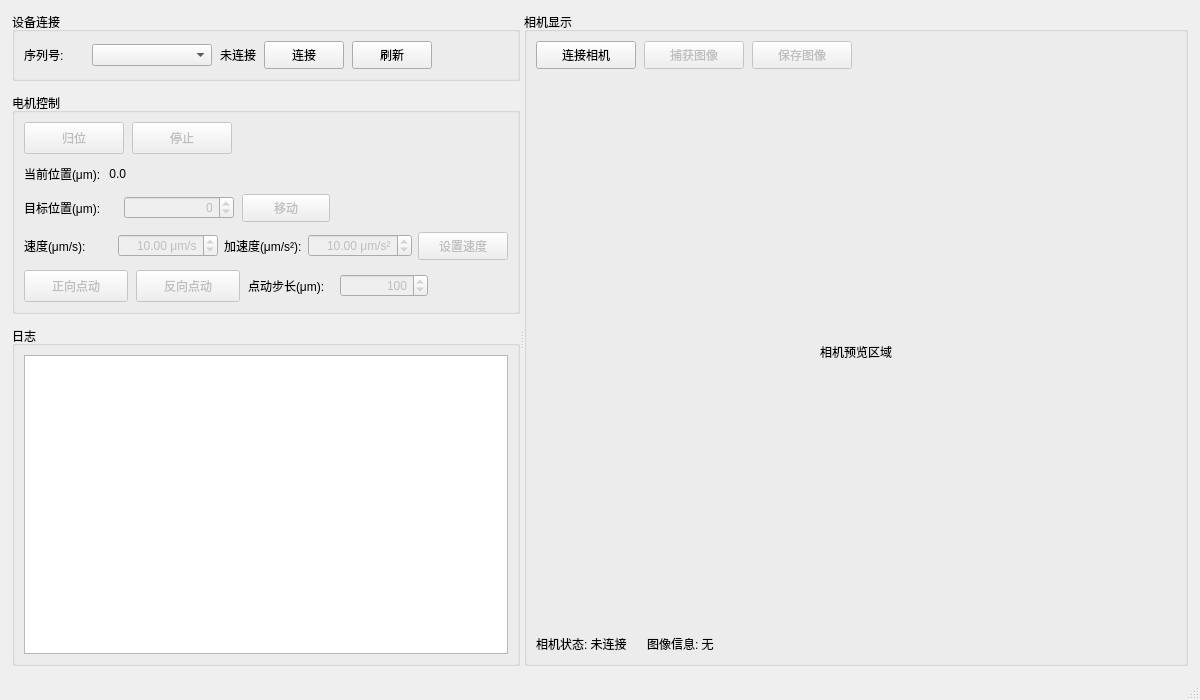
Above: src/app/mainwindow.ui from choushunn/ZF-Multi-Controller before the change. Below: the same form after it.
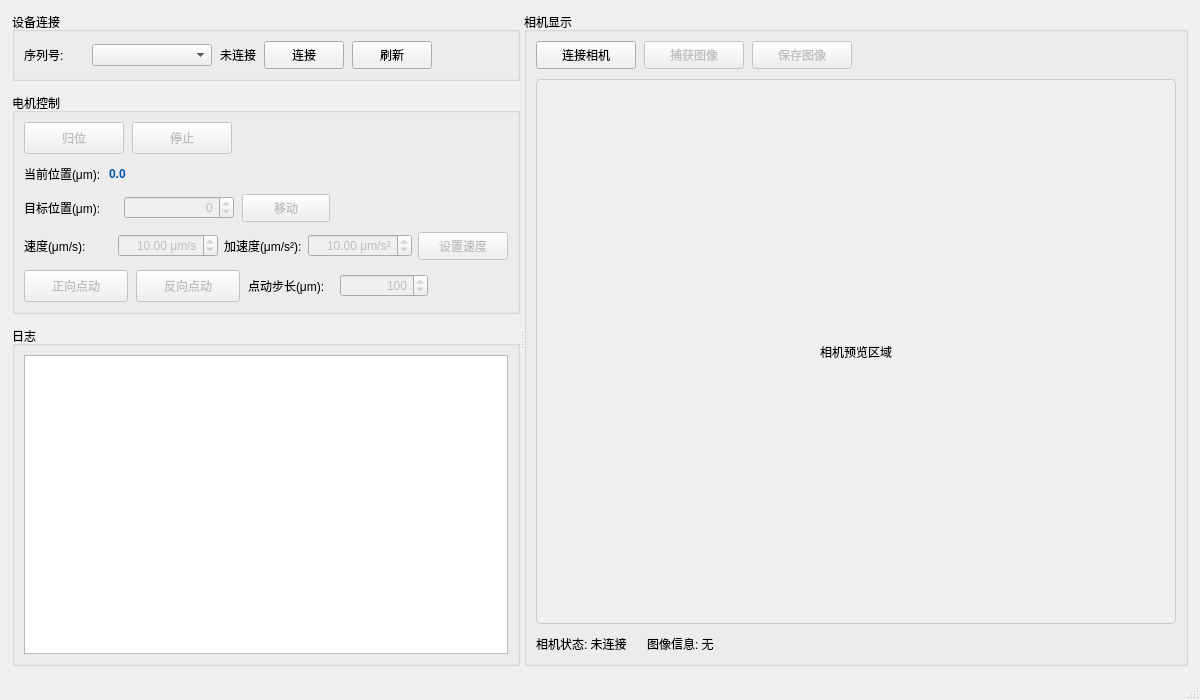
That is the form after the change.

Commit message:
revert(ui): remove QSS theme and use native Qt look
Drop the global theme.qss stylesheet and its application in main.cpp,
remove the theme from app.qrc, and delete the file. Restore the native
inline styles for the current-position readout and the camera preview
area, and drop the theme-only emphasis dynamic properties. Keep the
motion-control row regroup and functional status colors. Tests stay green.

Patch:
```diff
--- a/src/app/mainwindow.ui
+++ b/src/app/mainwindow.ui
@@ -211,11 +211,14 @@
            </item>
            <item>
             <widget class="QLabel" name="positionLabel">
+             <property name="styleSheet">
+              <string notr="true">color: rgb(0, 85, 170); font-weight: bold;</string>
+             </property>
              <property name="text">
               <string>0.0</string>
              </property>
              <property name="alignment">
-              <set>Qt::AlignmentFlag::AlignRight|Qt::AlignmentFlag::AlignTrailing|Qt::AlignmentFlag::AlignVCenter</set>
+              <set>Qt::AlignmentFlag::AlignLeading|Qt::AlignmentFlag::AlignLeft|Qt::AlignmentFlag::AlignVCenter</set>
              </property>
             </widget>
            </item>
@@ -638,6 +641,9 @@
            <height>480</height>
           </size>
          </property>
+         <property name="styleSheet">
+          <string>background-color: #f0f0f0; border: 1px solid #cccccc; border-radius: 4px;</string>
+         </property>
          <property name="text">
           <string>相机预览区域</string>
          </property>
```
Left out of the diff: 18 changed lines with no effect on the pictures. The commit also changes 3 other files.
